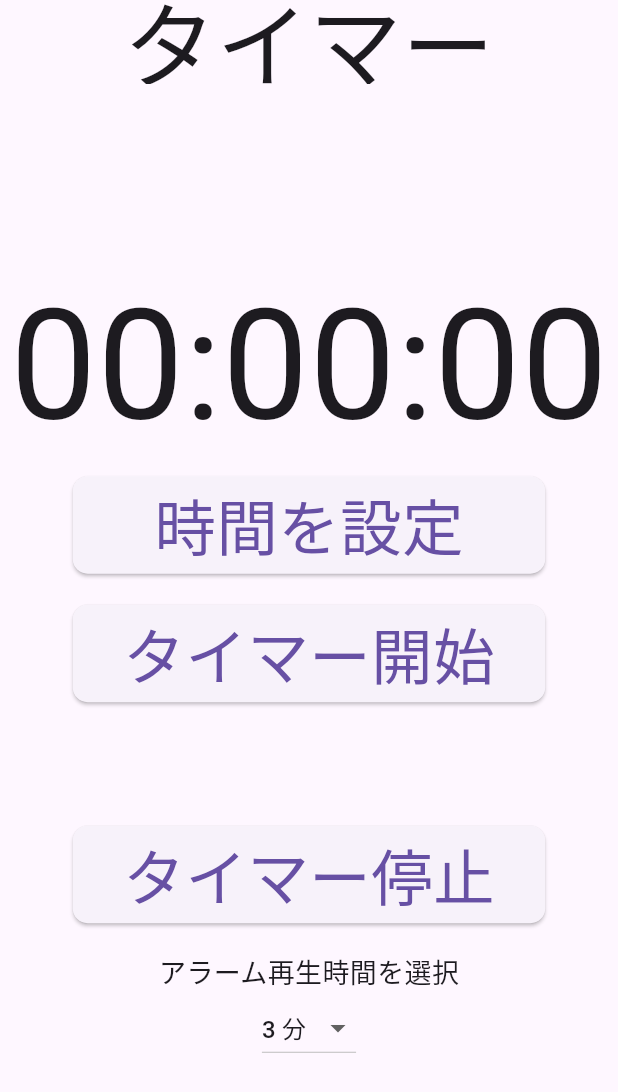
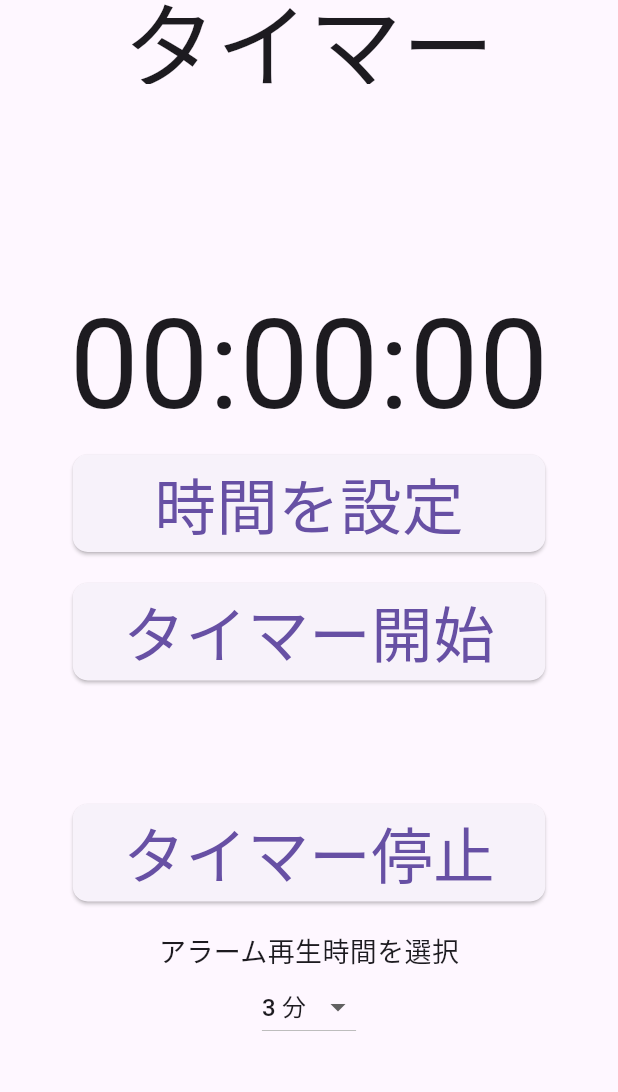
Before and after one commit to bigbenbigben/flutter_timer_app, a Flutter app: the screen it shows after launch, on a phone screen of 412 x 824 dp. Shown: the top 1092 px of the screen. Run offline on Flutter 3.47's test engine with Material 3 defaults, Android fonts, the phone set to English and light mode, and no system bars; our stand-ins replace audioplayers.

Commit message:
タイマーの画面表示を小さくした

```diff
--- a/lib/main.dart
+++ b/lib/main.dart
@@ -259,7 +259,7 @@ class _TimerPageState extends State<TimerPage> {
     // タイトル
     double fontSize_title = MediaQuery.of(context).size.width * 0.15;
     // タイマー
-    double fontSize_timer = MediaQuery.of(context).size.width * 0.25;
+    double fontSize_timer = MediaQuery.of(context).size.width * 0.20;
     // ボタン
     double fontSize_timer_button = MediaQuery.of(context).size.width * 0.10;
     // 画面に合わせた配置
```
